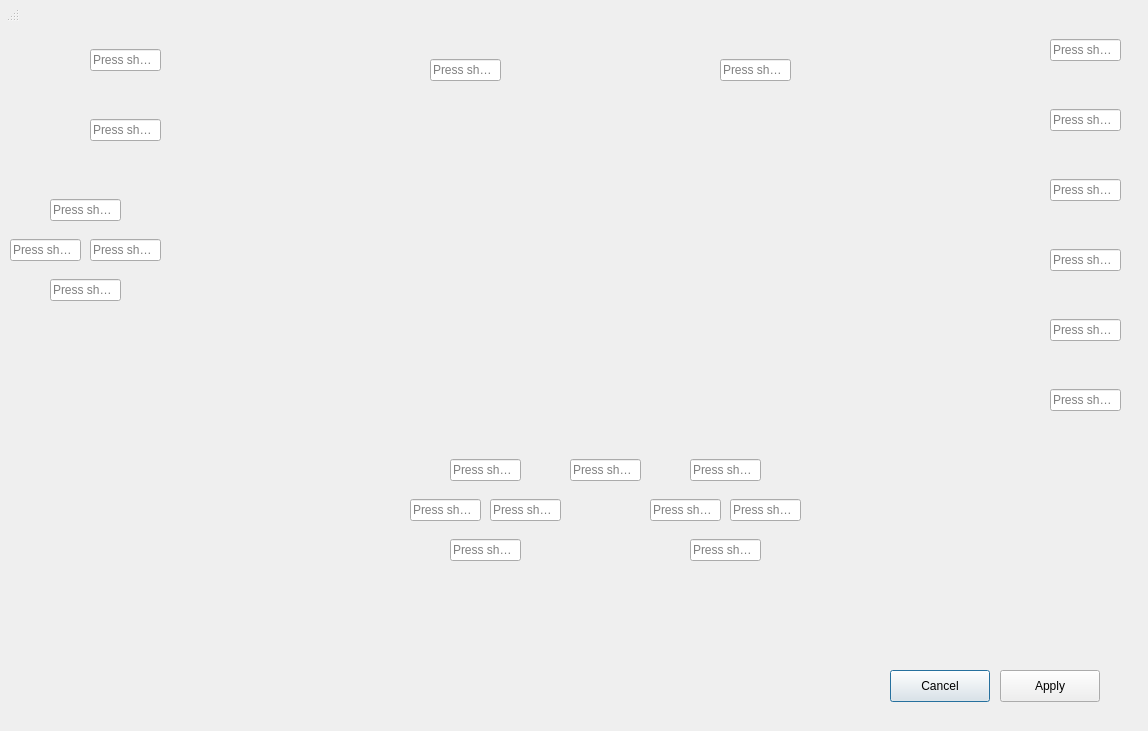
Old version of the form src/qt_gui/keyboardcontrolswindow.ui in the repository 2lambda123/shadps4-emu-shadPS4.
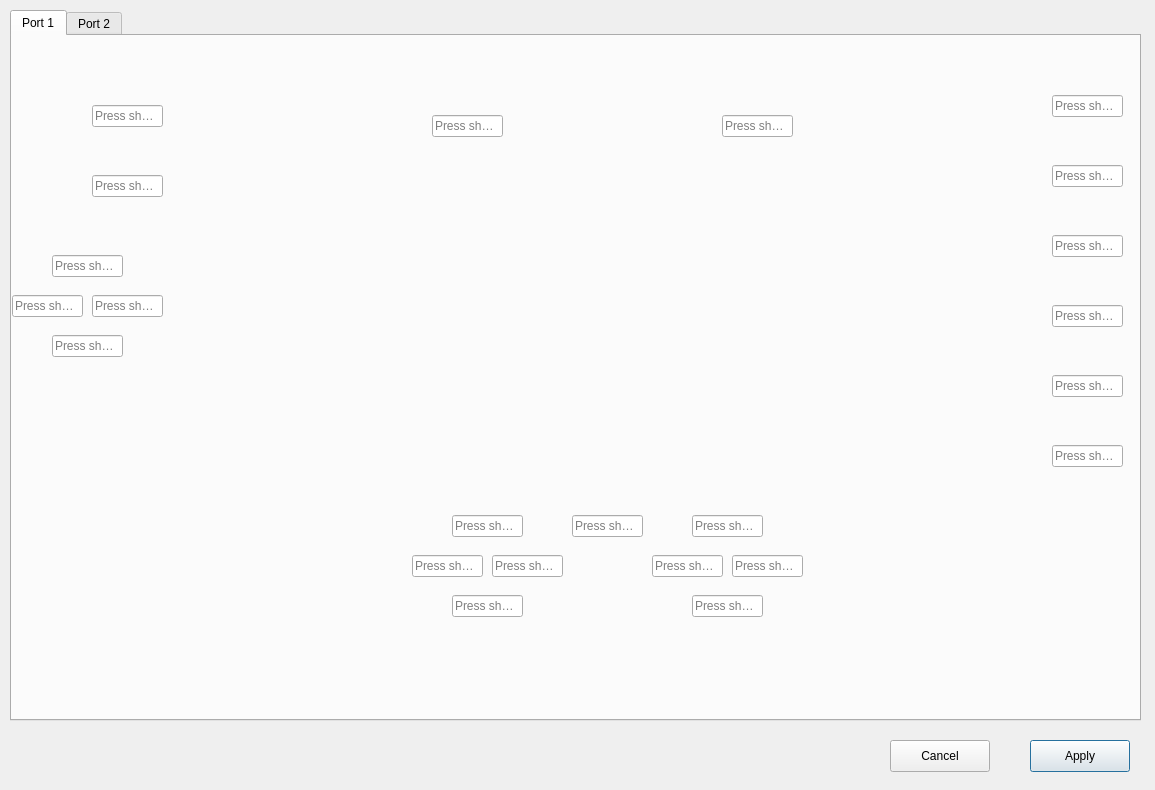
New version of the form. Icons and pictures are not drawn.

Patch:
```diff
--- a/src/qt_gui/keyboardcontrolswindow.ui
+++ b/src/qt_gui/keyboardcontrolswindow.ui
@@ -10,8 +10,8 @@
    <rect>
     <x>0</x>
     <y>0</y>
-    <width>1148</width>
-    <height>731</height>
+    <width>1155</width>
+    <height>790</height>
    </rect>
   </property>
   <property name="sizePolicy">
@@ -28,8 +28,8 @@
   </property>
   <property name="maximumSize">
    <size>
-    <width>1148</width>
-    <height>731</height>
+    <width>1155</width>
+    <height>790</height>
    </size>
   </property>
   <property name="windowTitle">
@@ -38,13 +38,29 @@
   <property name="modal">
    <bool>true</bool>
   </property>
+  <widget class="QTabWidget" name="tabWidget">
+   <property name="geometry">
+    <rect>
+     <x>10</x>
+     <y>10</y>
+     <width>1131</width>
+     <height>711</height>
+    </rect>
+   </property>
+   <property name="currentIndex">
+    <number>0</number>
+   </property>
+   <widget class="QWidget" name="port_1">
+    <attribute name="title">
+     <string>Port 1</string>
+    </attribute>
   <widget class="QWidget" name="centralwidget" native="true">
    <property name="geometry">
     <rect>
-     <x>0</x>
-     <y>0</y>
-     <width>1151</width>
-     <height>722</height>
+       <x>-10</x>
+       <y>20</y>
+       <width>1131</width>
+       <height>621</height>
     </rect>
    </property>
    <widget class="QWidget" name="bgWidget" native="true">
@@ -384,41 +400,38 @@
      <longLong>1</longLong>
     </property>
    </widget>
+    </widget>
+   </widget>
+   <widget class="QWidget" name="port_2">
+    <attribute name="title">
+     <string>Port 2</string>
+    </attribute>
+   </widget>
+  </widget>
+  <widget class="QPushButton" name="applyButton">
+   <property name="geometry">
+    <rect>
+     <x>1030</x>
+     <y>740</y>
+     <width>100</width>
+     <height>32</height>
+    </rect>
+   </property>
+   <property name="text">
+    <string>Apply</string>
+   </property>
+  </widget>
    <widget class="QPushButton" name="cancelButton">
     <property name="geometry">
      <rect>
       <x>890</x>
-      <y>670</y>
+     <y>740</y>
       <width>100</width>
       <height>32</height>
      </rect>
     </property>
     <property name="text">
      <string>Cancel</string>
-    </property>
-   </widget>
-   <widget class="QPushButton" name="applyButton">
-    <property name="geometry">
-     <rect>
-      <x>1000</x>
-      <y>670</y>
-      <width>100</width>
-      <height>32</height>
-     </rect>
-    </property>
-    <property name="text">
-     <string>Apply</string>
-    </property>
-   </widget>
-  </widget>
-  <widget class="QStatusBar" name="statusbar">
-   <property name="geometry">
-    <rect>
-     <x>0</x>
-     <y>0</y>
-     <width>20</width>
-     <height>22</height>
-    </rect>
    </property>
   </widget>
  </widget>
```
Left out of the diff: 11 changed lines with no effect on the pictures. Lines whose indentation alone changed are shown as unchanged.
